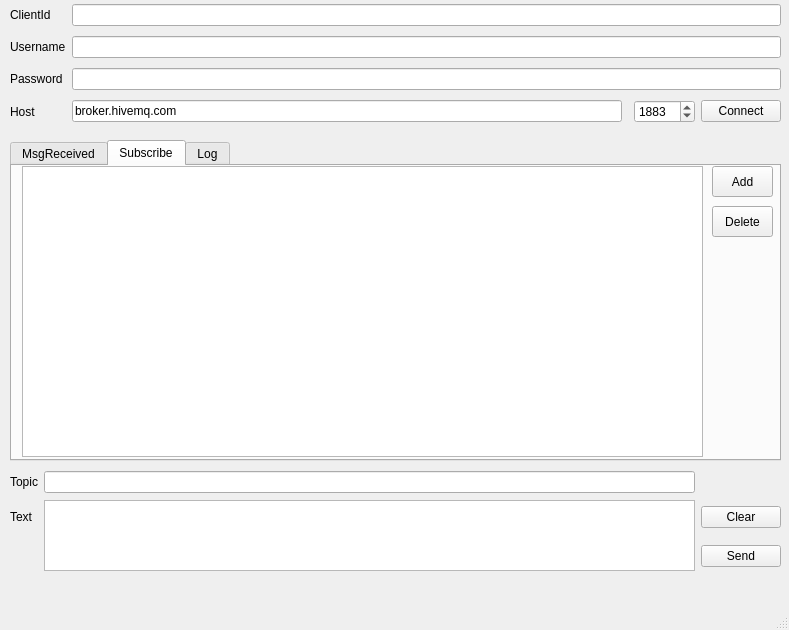
First picture: the form in mqttwindow.ui, repository wwhai/iothub-device-inspect-tool, before the edit.
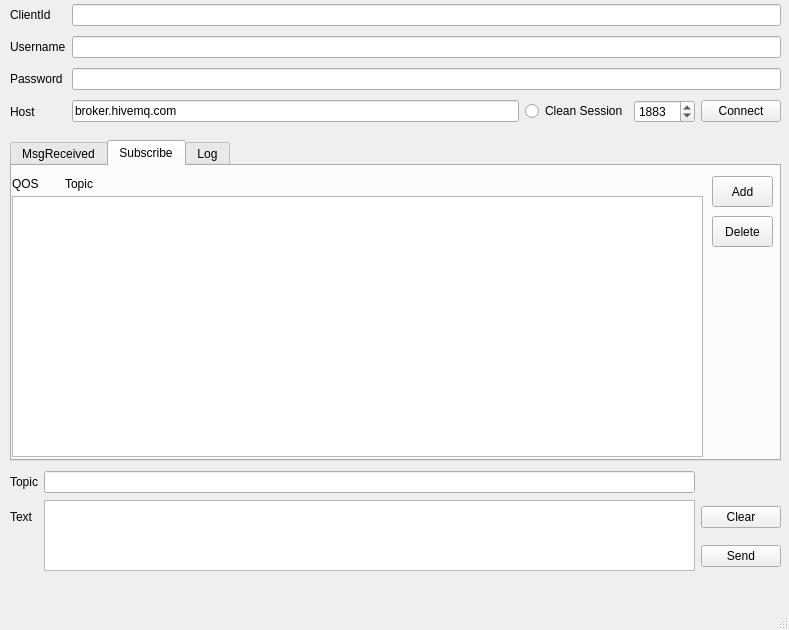
Second picture: the form after the edit. The open tabs and pages were chosen to show the change.

Commit message: dev: add subscribe ui

```diff
--- a/mqttwindow.ui
+++ b/mqttwindow.ui
@@ -88,6 +88,13 @@
        </property>
       </widget>
      </item>
+     <item row="3" column="2">
+      <widget class="QRadioButton" name="cleanSessionRadio">
+       <property name="text">
+        <string>Clean Session</string>
+       </property>
+      </widget>
+     </item>
     </layout>
    </widget>
    <widget class="QWidget" name="gridLayoutWidget_2">
@@ -173,18 +180,63 @@
         <widget class="QListView" name="subscribeListView">
          <property name="geometry">
           <rect>
-           <x>10</x>
-           <y>0</y>
-           <width>681</width>
-           <height>291</height>
+           <x>0</x>
+           <y>30</y>
+           <width>691</width>
+           <height>261</height>
           </rect>
          </property>
+         <property name="styleSheet">
+          <string notr="true">QListView 
+{
+      show-decoration-selected: 1;
+}
+ 
+QListView::item:alternate 
+{
+      background: #EEEEEE;
+}
+ 
+QListView::item:selected 
+{
+      border: 1px solid #6a6ea9;
+}
+ 
+QListView::item:selected:!active 
+{
+      background: qlineargradient(x1: 0, y1: 0, x2: 0, y2: 1,
+                                  stop: 0 #ABAFE5, stop: 1 #8588B2);
+}
+ 
+QListView::item:selected:active
+{
+      background: qlineargradient(x1: 0, y1: 0, x2: 0, y2: 1,
+                                  stop: 0 #6a6ea9, stop: 1 #888dd9);
+}
+ 
+QListView::item:hover
+{
+      background: qlineargradient(x1: 0, y1: 0, x2: 0, y2: 1,
+                                  stop: 0 #FAFBFE, stop: 1 #DCDEF1);
+}
+
+QListWidget#listWidget
+{
+    alternate-background-color:blue;background:yellow
+}</string>
+         </property>
+         <property name="editTriggers">
+          <set>QAbstractItemView::NoEditTriggers</set>
+         </property>
+         <property name="isWrapping" stdset="0">
+          <bool>false</bool>
+         </property>
         </widget>
         <widget class="QPushButton" name="addSubscribeButton">
          <property name="geometry">
           <rect>
            <x>700</x>
-           <y>0</y>
+           <y>10</y>
            <width>61</width>
            <height>31</height>
           </rect>
@@ -197,7 +249,7 @@
          <property name="geometry">
           <rect>
            <x>700</x>
-           <y>40</y>
+           <y>50</y>
            <width>61</width>
            <height>31</height>
           </rect>
@@ -206,6 +258,19 @@
           <string>Delete</string>
          </property>
         </widget>
+        <widget class="QLabel" name="label_7">
+         <property name="geometry">
+          <rect>
+           <x>0</x>
+           <y>10</y>
+           <width>191</width>
+           <height>16</height>
+          </rect>
+         </property>
+         <property name="text">
+          <string>QOS        Topic</string>
+         </property>
+        </widget>
        </widget>
        <widget class="QWidget" name="tab">
         <attribute name="title">
```
Left out of the diff: 4 changed lines with no effect on the pictures. The commit also changes 6 other files.
